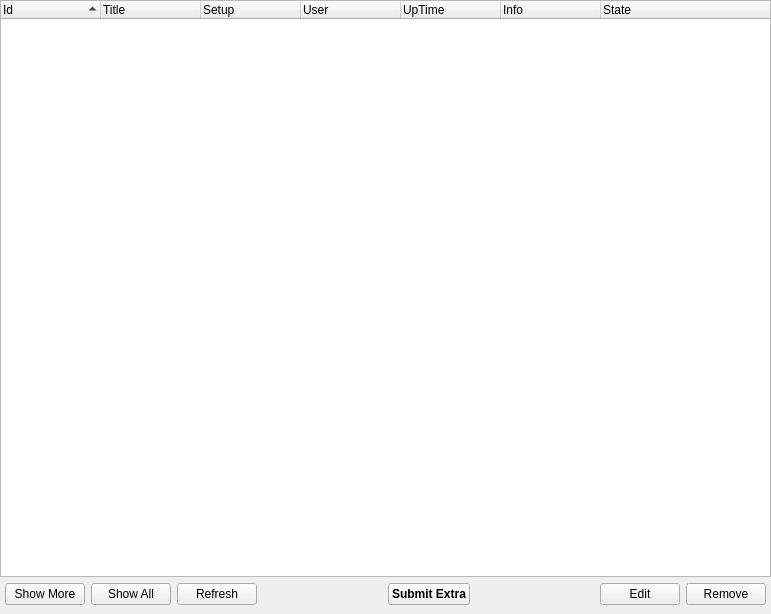
Before: the Qt Designer form BaseClient/Source/ManageExtraWidget.ui in WorksAhead/Base, drawn with Qt 5.
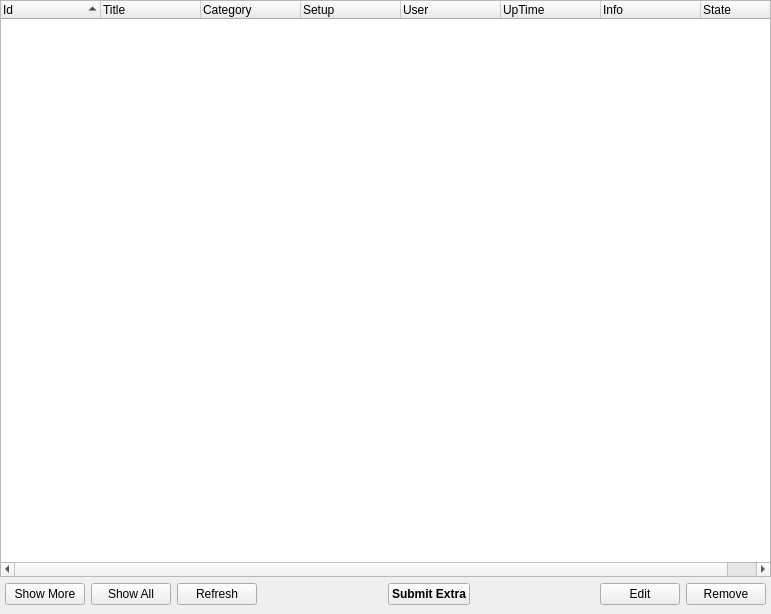
After: the same form once the commit is applied.

Diff of the .ui file:
```diff
--- a/BaseClient/Source/ManageExtraWidget.ui
+++ b/BaseClient/Source/ManageExtraWidget.ui
@@ -53,6 +53,11 @@
        <string>Title</string>
       </property>
      </column>
+     <column>
+      <property name="text">
+       <string>Category</string>
+      </property>
+     </column>
      <column>
       <property name="text">
        <string>Setup</string>
```
